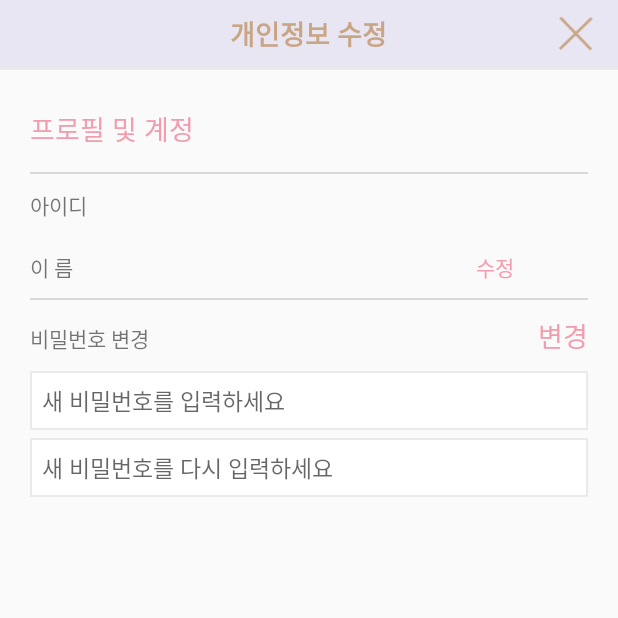
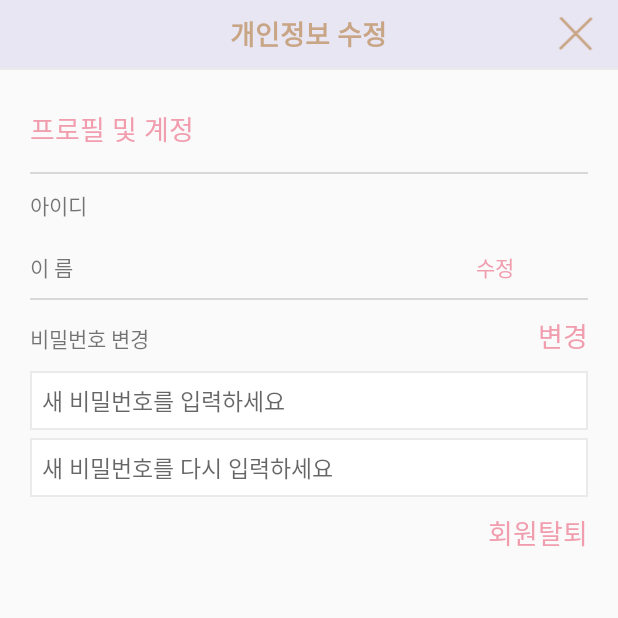
Before and after one commit to sinmingu/coupleLogin, an Android app: the setting screen opened directly, with no data from a screen before it, on a phone screen of 412 x 824 dp, the top half of it. Run offline under Robolectric (Android 15) with nearby library versions, the phone set to English and light mode, and no system bars; our stand-ins replace Volley; pictures from the network do not load.

Commit message:
20.09.14 setting add

```diff
--- a/app/src/main/java/com/mglj/couplelogin/setting.java
+++ b/app/src/main/java/com/mglj/couplelogin/setting.java
@@ -37,6 +37,7 @@ public class setting extends AppCompatActivity {
     TextView userId, userNick, userNick_change, password_re;
     List<User> userList;
     EditText edit_userNick, edit_pass, edit_pass_re;
+    TextView delete_user_btn;
 
 
     @Override
@@ -102,8 +103,19 @@ public class setting extends AppCompatActivity {
 
         new BackgroundTask_userList().execute();
 
+        //회원탈퇴
+        delete_user_btn = (TextView)findViewById(R.id.delete_user_btn);
+
+        delete_user_btn.setOnClickListener(new View.OnClickListener() {
+            @Override
+            public void onClick(View view) {
+
+
+
+            }
+        });
+
     }
-
     // 채팅방
     class BackgroundTask_userList extends AsyncTask<Void, Void, String> {
 
@@ -165,14 +177,10 @@ public class setting extends AppCompatActivity {
                     userRoom = object.getString("userRoom");
 
                     if (userID.equals(LoginUserID)) {
-
                         User user = new User(userID, userPassword, userName, userSex, userRoom);
                         userList.add(user);
                     }
-
-
                     count++;
-
                 }
 
             } catch (Exception e) {
@@ -290,7 +298,6 @@ public class setting extends AppCompatActivity {
 
         // --------------------유저 DB 등록 끝--------------------
 
-
     }
 
 }
--- a/app/src/main/res/layout/activity_setting.xml
+++ b/app/src/main/res/layout/activity_setting.xml
@@ -41,16 +41,12 @@
             android:layout_weight="0.1"
             android:layout_height="wrap_content" />
 
-
-
     </LinearLayout>
-
 
     <TextView
         android:layout_width="match_parent"
         android:background="#EAEAEA"
         android:layout_height="1dp" />
-
 
     <LinearLayout
         android:layout_width="match_parent"
@@ -162,11 +158,6 @@
                 android:background="#D8D8D8"
                 android:layout_height="1dp" />
 
-
-
-
-
-
             <LinearLayout
                 android:layout_width="match_parent"
                 android:orientation="horizontal"
@@ -186,9 +177,10 @@
                     android:layout_height="wrap_content"
                     android:layout_marginTop="10dp"
                     android:textSize="18dp"
+                    android:textColor="#F19DAE"
                     android:id="@+id/password_re"
                     android:gravity="right"
-                    android:textColor="#F19DAE"
+
                     android:layout_marginBottom="10dp"
                     android:layout_weight="0.8"
                     android:text="변경" />
@@ -215,7 +207,28 @@
                 android:id="@+id/edit_pass_re"
                 android:layout_height="wrap_content" />
 
+            <LinearLayout
+                android:layout_width="match_parent"
+                android:orientation="vertical"
+                android:gravity="right"
+                android:layout_marginTop="10dp"
+                android:layout_height="match_parent">
+
+                <TextView
+                    android:layout_width="wrap_content"
+                    android:text="회원탈퇴"
+                    android:textSize="18dp"
+                    android:id="@+id/delete_user_btn"
+                    android:textColor="#F19DAE"
+                    android:layout_height="match_parent" />
+
+
+            </LinearLayout>
+
+
         </LinearLayout>
+
+
 
     </LinearLayout>
 
```
Also changed, not shown: app/src/main/java/com/mglj/couplelogin/Question_bucket_10.java (+0 -16 lines).
